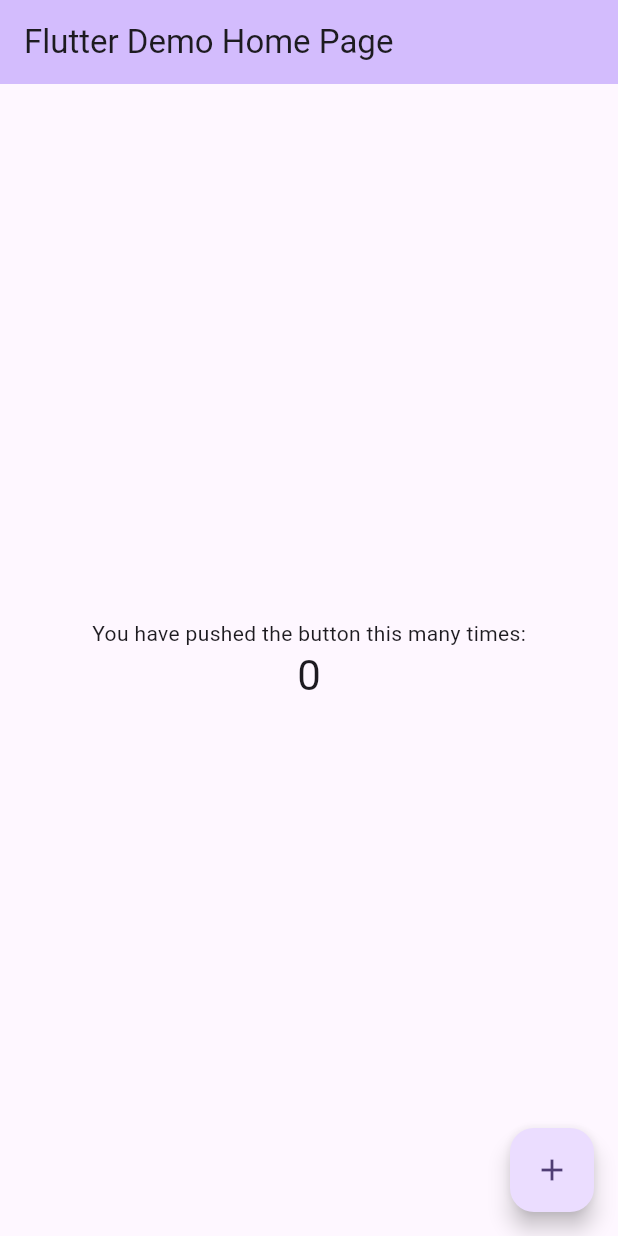
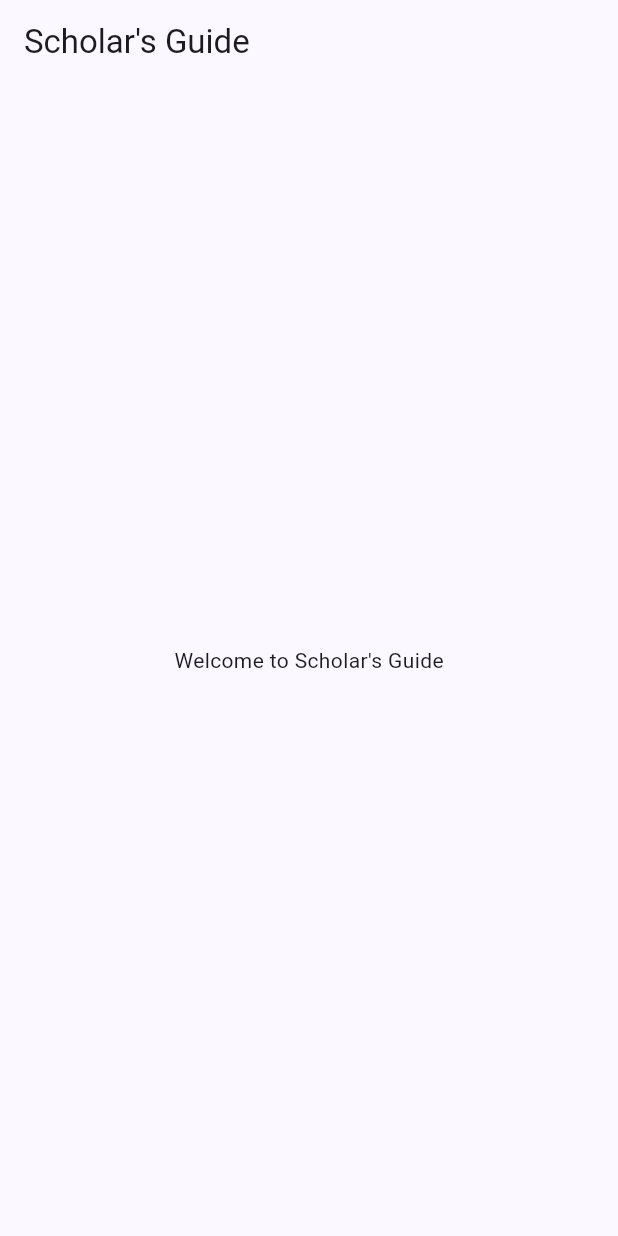
Before and after one commit to Nesvier-Tech/sg-scholars-guide, a Flutter app: the screen it shows after launch, on a phone screen of 412 x 824 dp. Run offline on Flutter 3.47's test engine with Material 3 defaults, Android fonts, the phone set to English and light mode, and no system bars; our stand-ins replace firebase_core; accounts and stored records are empty; project files that could hold a hidden picture were left out.

```diff
--- a/lib/main.dart
+++ b/lib/main.dart
@@ -12,125 +12,37 @@ void main() async {
     options: DefaultFirebaseOptions.currentPlatform,
   );
 
-  runApp(const MyApp());
+  runApp(const ScholarsGuideApp());
 }
 
-class MyApp extends StatelessWidget {
-  const MyApp({super.key});
+class ScholarsGuideApp extends StatelessWidget {
+  const ScholarsGuideApp({super.key});
 
-  // This widget is the root of your application.
   @override
   Widget build(BuildContext context) {
     return MaterialApp(
-      title: 'Flutter Demo',
+      title: 'Scholar\'s Guide',
       theme: ThemeData(
-        // This is the theme of your application.
-        //
-        // TRY THIS: Try running your application with "flutter run". You'll see
-        // the application has a purple toolbar. Then, without quitting the app,
-        // try changing the seedColor in the colorScheme below to Colors.green
-        // and then invoke "hot reload" (save your changes or press the "hot
-        // reload" button in a Flutter-supported IDE, or press "r" if you used
-        // the command line to start the app).
-        //
-        // Notice that the counter didn't reset back to zero; the application
-        // state is not lost during the reload. To reset the state, use hot
-        // restart instead.
-        //
-        // This works for code too, not just values: Most code changes can be
-        // tested with just a hot reload.
-        colorScheme: ColorScheme.fromSeed(seedColor: Colors.deepPurple),
-        useMaterial3: true,
+        colorScheme: ColorScheme.fromSeed(seedColor: Colors.indigo),
       ),
-      home: const MyHomePage(title: 'Flutter Demo Home Page'),
+      home: const HomePage(),
+      debugShowCheckedModeBanner: false,
     );
   }
 }
 
-class MyHomePage extends StatefulWidget {
-  const MyHomePage({super.key, required this.title});
-
-  // This widget is the home page of your application. It is stateful, meaning
-  // that it has a State object (defined below) that contains fields that affect
-  // how it looks.
-
-  // This class is the configuration for the state. It holds the values (in this
-  // case the title) provided by the parent (in this case the App widget) and
-  // used by the build method of the State. Fields in a Widget subclass are
-  // always marked "final".
-
-  final String title;
-
-  @override
-  State<MyHomePage> createState() => _MyHomePageState();
-}
-
-class _MyHomePageState extends State<MyHomePage> {
-  int _counter = 0;
-
-  void _incrementCounter() {
-    setState(() {
-      // This call to setState tells the Flutter framework that something has
-      // changed in this State, which causes it to rerun the build method below
-      // so that the display can reflect the updated values. If we changed
-      // _counter without calling setState(), then the build method would not be
-      // called again, and so nothing would appear to happen.
-      _counter++;
-    });
-  }
+class HomePage extends StatelessWidget {
+  const HomePage({super.key});
 
   @override
   Widget build(BuildContext context) {
-    // This method is rerun every time setState is called, for instance as done
-    // by the _incrementCounter method above.
-    //
-    // The Flutter framework has been optimized to make rerunning build methods
-    // fast, so that you can just rebuild anything that needs updating rather
-    // than having to individually change instances of widgets.
     return Scaffold(
       appBar: AppBar(
-        // TRY THIS: Try changing the color here to a specific color (to
-        // Colors.amber, perhaps?) and trigger a hot reload to see the AppBar
-        // change color while the other colors stay the same.
-        backgroundColor: Theme.of(context).colorScheme.inversePrimary,
-        // Here we take the value from the MyHomePage object that was created by
-        // the App.build method, and use it to set our appbar title.
-        title: Text(widget.title),
+        title: const Text('Scholar\'s Guide'),
       ),
-      body: Center(
-        // Center is a layout widget. It takes a single child and positions it
-        // in the middle of the parent.
-        child: Column(
-          // Column is also a layout widget. It takes a list of children and
-          // arranges them vertically. By default, it sizes itself to fit its
-          // children horizontally, and tries to be as tall as its parent.
-          //
-          // Column has various properties to control how it sizes itself and
-          // how it positions its children. Here we use mainAxisAlignment to
-          // center the children vertically; the main axis here is the vertical
-          // axis because Columns are vertical (the cross axis would be
-          // horizontal).
-          //
-          // TRY THIS: Invoke "debug painting" (choose the "Toggle Debug Paint"
-          // action in the IDE, or press "p" in the console), to see the
-          // wireframe for each widget.
-          mainAxisAlignment: MainAxisAlignment.center,
-          children: <Widget>[
-            const Text(
-              'You have pushed the button this many times:',
-            ),
-            Text(
-              '$_counter',
-              style: Theme.of(context).textTheme.headlineMedium,
-            ),
-          ],
-        ),
+      body: const Center(
+        child: Text('Welcome to Scholar\'s Guide'),
       ),
-      floatingActionButton: FloatingActionButton(
-        onPressed: _incrementCounter,
-        tooltip: 'Increment',
-        child: const Icon(Icons.add),
-      ), // This trailing comma makes auto-formatting nicer for build methods.
     );
   }
 }
```
Also changed, not shown: pubspec.yaml (+32 -2 lines), pubspec.lock, 5 other files.
